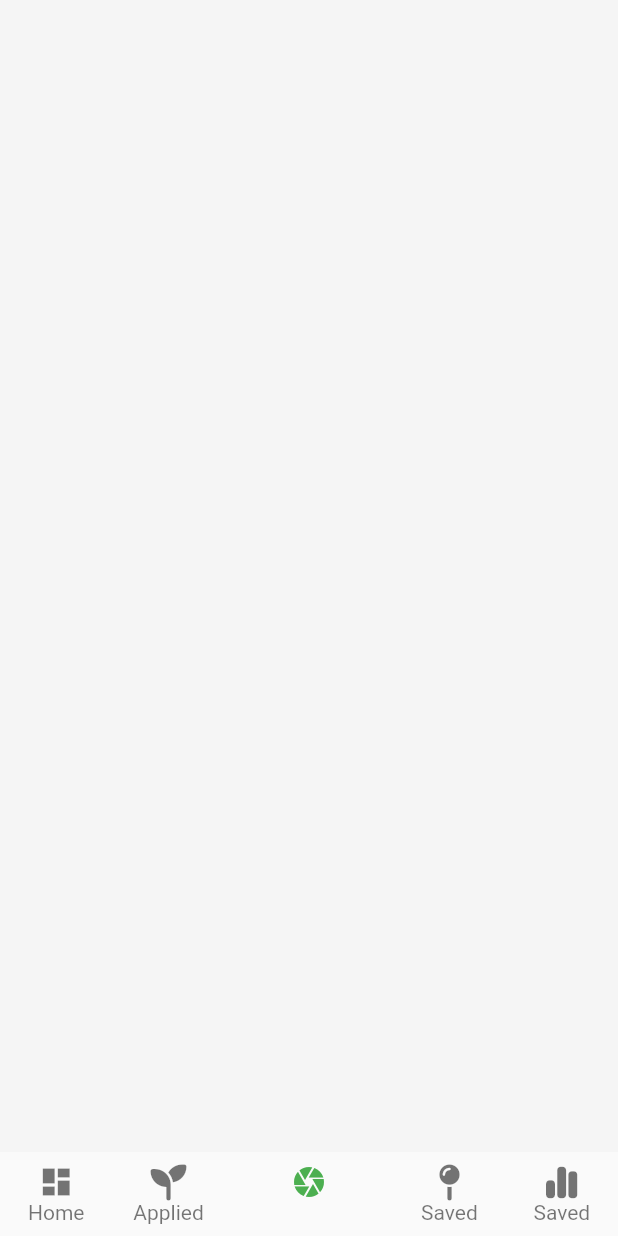
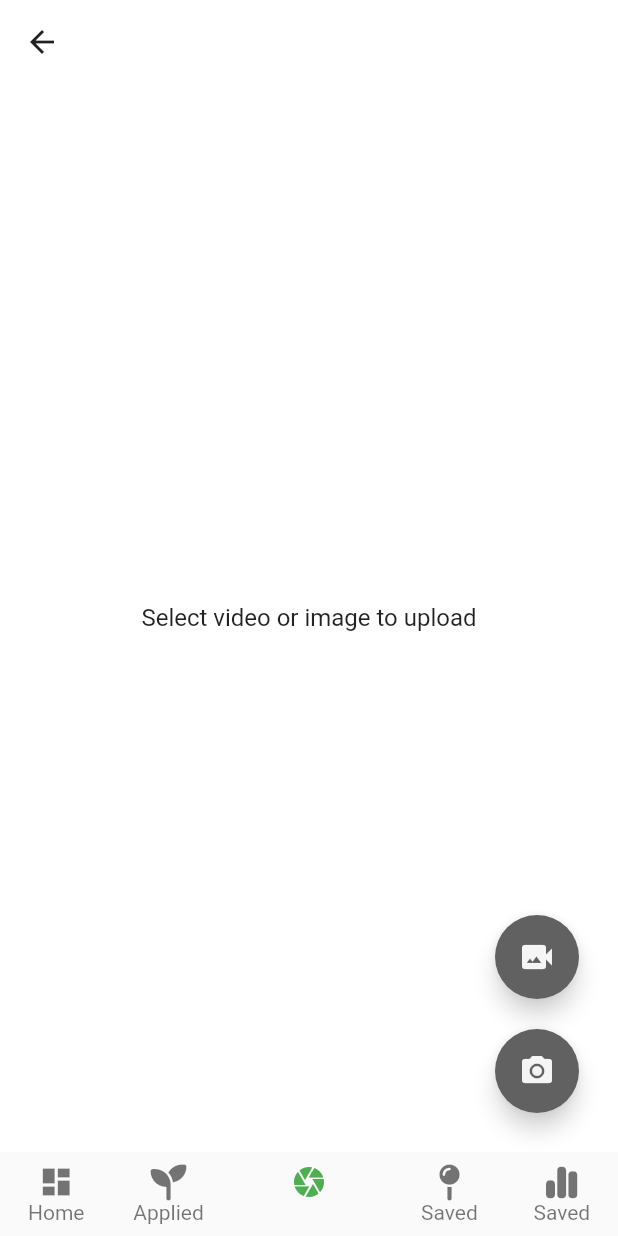
Before and after one commit to Sankwan/GreenGhana-Mobile-App, a Flutter app: the MainHomepage screen opened directly, item 3 of the bottom bar chosen, on a phone screen of 412 x 824 dp. Run offline on Flutter 3.47's test engine with Material 2 defaults, Android fonts, the phone set to English and light mode, and no system bars; our stand-ins replace bot_toast, cached_network_image, carousel_slider, cloud_firestore, dio, dropdown_search and 13 more; accounts and stored records are empty; network calls fail.

Commit message:
Add post page UI

```diff
--- a/lib/initialize.dart
+++ b/lib/initialize.dart
@@ -1,5 +1,6 @@
 import 'package:bot_toast/bot_toast.dart';
 import 'package:flutter/material.dart';
+import 'package:instagram_aa/provider/add_post_provider.dart';
 import 'package:instagram_aa/provider/homepageprovider.dart';
 import 'package:instagram_aa/provider/themeprovider.dart';
 import 'package:instagram_aa/provider/userprovider.dart';
@@ -26,6 +27,8 @@ class Initialize extends StatelessWidget {
                   create: (context) => UserProvider()),
               ChangeNotifierProvider<VideoProvider>(
                   create: (context) => VideoProvider()),
+              ChangeNotifierProvider<AddPostProvider>(
+                  create: (context) => AddPostProvider()),
             ],
             child: MaterialApp(
               builder: BotToastInit(),
--- /dev/null
+++ b/lib/provider/add_post_provider.dart
@@ -0,0 +1,22 @@
+import 'dart:io';
+
+import 'package:flutter/cupertino.dart';
+import 'package:image_picker/image_picker.dart';
+
+class AddPostProvider with ChangeNotifier {
+  File? _selectedPostImage;
+  File? _selectedPostVideo;
+
+  File? get selectedPostImage => _selectedPostImage;
+  File? get selectedPostVideo => _selectedPostVideo;
+
+  void setPostImage(XFile file) {
+    _selectedPostImage = File(file.path);
+    notifyListeners();
+  }
+
+  void setPostVideo(XFile file) {
+    _selectedPostVideo = File(file.path);
+    notifyListeners();
+  }
+}
--- a/lib/utils/tablist.dart
+++ b/lib/utils/tablist.dart
@@ -1,4 +1,5 @@
 import 'package:flutter/material.dart';
+import 'package:instagram_aa/views/screens/add_post_page.dart';
 import 'package:instagram_aa/views/screens/graph.dart';
 import 'package:instagram_aa/views/screens/homepage.dart';
 import 'package:instagram_aa/views/screens/map_page.dart';
@@ -7,7 +8,7 @@ import 'package:instagram_aa/views/screens/request_seedling.dart';
 const List<Widget> fragmentList = [
   HomePage(),
   RequestSeedling(),
-  MapPage(),
+  AddPostPage(),
   MapPage(),
   Graph(),
 ];
--- /dev/null
+++ b/lib/views/screens/add_post_page.dart
@@ -0,0 +1,137 @@
+// ignore_for_file: use_build_context_synchronously
+
+import 'dart:io';
+
+import 'package:flutter/material.dart';
+import 'package:flutter/services.dart';
+import 'package:flutter/src/widgets/container.dart';
+import 'package:flutter/src/widgets/framework.dart';
+import 'package:image_picker/image_picker.dart';
+import 'package:instagram_aa/provider/add_post_provider.dart';
+import 'package:instagram_aa/utils/showsnackbar.dart';
+import 'package:instagram_aa/views/widgets/custom_widgets.dart';
+import 'package:instagram_aa/views/widgets/customtextformfield.dart';
+import 'package:instagram_aa/views/widgets/insta_video_player.dart';
+import 'package:provider/provider.dart';
+
+class AddPostPage extends StatefulWidget {
+  const AddPostPage({super.key});
+
+  @override
+  State<AddPostPage> createState() => _AddPostPageState();
+}
+
+class _AddPostPageState extends State<AddPostPage> {
+  // File? image;
+  // File? video;
+  final ImagePicker _picker = ImagePicker();
+
+//to open camera for images
+
+  @override
+  Widget build(BuildContext context) {
+    final p = context.watch<AddPostProvider>();
+    return Scaffold(
+      backgroundColor: Theme.of(context).backgroundColor,
+      appBar: AppBar(),
+      floatingActionButton: Wrap(
+        //will break to another line on overflow
+        direction: Axis.vertical, //use vertical to show  on vertical axis
+        children: <Widget>[
+          Container(
+              margin: const EdgeInsets.all(10),
+              child: FloatingActionButton(
+                onPressed: () {
+                  pickVideo();
+                },
+                child: const Icon(Icons.video_camera_back),
+              )),
+          Container(
+              margin: const EdgeInsets.all(10),
+              child: FloatingActionButton(
+                onPressed: () {
+                  pickImage();
+                },
+                child: const Icon(Icons.camera_alt),
+              )),
+        ],
+      ),
+      body: p.selectedPostImage == null && p.selectedPostVideo == null
+          ? const Center(
+              child: Text(
+                "Select video or image to upload",
+                style: TextStyle(fontSize: 16, fontWeight: FontWeight.normal),
+              ),
+            )
+          : ListView(
+              padding: const EdgeInsets.symmetric(horizontal: 16, vertical: 16),
+              children: [
+                p.selectedPostImage != null
+                    ? Container(
+                        height: 200,
+                        width: double.infinity,
+                        decoration: BoxDecoration(
+                            border: Border.all(
+                                width: .5, color: Colors.blueGrey.shade200),
+                            color: Colors.grey.shade100,
+                            borderRadius: BorderRadius.circular(8)),
+                        child: Image.file(
+                          p.selectedPostImage!,
+                          fit: BoxFit.contain,
+                        ),
+                      )
+                    : Container(
+                        height: 200,
+                        width: double.infinity,
+                        decoration: BoxDecoration(
+                            boxShadow: const [
+                              BoxShadow(
+                                color: Colors.grey,
+                                offset: Offset(0, 1),
+                                blurRadius: 5.0,
+                              ),
+                            ],
+                            color: Colors.grey.shade300,
+                            borderRadius: BorderRadius.circular(8)),
+                        // child: Image.asset(
+                        //   "assets/images/profilepic1.jpg",
+                        //   fit: BoxFit.contain,
+                        // ),
+                        child: InstaVideoPlayer(videoUrl: ""),
+                      ),
+                const SizedBox(height: 16),
+                CustomTextFormField(
+                  hinttext: 'Add Caption',
+                  label: "Add Caption",
+                ),
+                const SizedBox(height: 16),
+                CustomTextFormField(
+                  hinttext: 'Location',
+                  label: "Location",
+                ),
+              ],
+            ),
+    );
+  }
+
+  Future pickImage() async {
+    final pf = await _picker.pickImage(source: ImageSource.camera);
+    final pp = context.read<AddPostProvider>();
+    if (pf != null) {
+      pp.setPostImage(pf);
+    } else {
+      showSnackBar(context, 'No Image Captured');
+    }
+  }
+
+//to open camera for videos
+  Future pickVideo() async {
+    final pv = await _picker.pickVideo(source: ImageSource.gallery);
+    final pp = context.read<AddPostProvider>();
+    if (pv != null) {
+      pp.setPostVideo(pv);
+    } else {
+      showSnackBar(context, 'No video selected');
+    }
+  }
+}
--- /dev/null
+++ b/lib/views/screens/caption_post_page.dart
@@ -0,0 +1,75 @@
+import 'dart:io';
+import 'package:flutter/material.dart';
+import 'package:flutter/services.dart';
+import 'package:image_picker/image_picker.dart';
+import 'package:instagram_aa/views/widgets/custom_widgets.dart';
+import 'package:instagram_aa/views/widgets/insta_video_player.dart';
+
+//should reflect a preview of the video or picture after it has been taken
+
+class CaptionPostPage extends StatefulWidget {
+  const CaptionPostPage({super.key});
+
+  @override
+  State<CaptionPostPage> createState() => _CaptionPostPageState();
+}
+
+class _CaptionPostPageState extends State<CaptionPostPage> {
+  File? image;
+  File? video;
+
+//to open camera for images
+  Future pickImage() async {
+    try {
+      final image = await ImagePicker().pickImage(source: ImageSource.camera);
+      if (image == null) return;
+
+      final imageSelected = File(image.path);
+      setState(() => this.image = imageSelected);
+    } on PlatformException catch (e) {
+      // print('Failed to pick image: $e');
+      snackBar(context, 'Failed to pick image: $e');
+    }
+  }
+
+//to open camera for videos
+  Future pickVideo() async {
+    try {
+      final video = await ImagePicker().pickVideo(source: ImageSource.camera);
+      if (video == null) return;
+
+      final videoSelected = File(video.path);
+      setState(() => this.video = videoSelected);
+    } on PlatformException catch (e) {
+      // print('Failed to pick video: $e');
+      snackBar(context, 'Failed to pick video: $e');
+    }
+  }
+
+  @override
+  Widget build(BuildContext context) {
+    return Container(
+      child: ListView(
+        children: [
+          Container(
+            width: 300,
+            height: 300,
+            child: image != null
+                ? Image.file(
+                    image!,
+                    fit: BoxFit.cover,
+                  )
+                : const FlutterLogo(size: 300),
+          ),
+          Container(
+            width: 300,
+            height: 300,
+            child: video != null
+                ? InstaVideoPlayer(videoUrl: '')
+                : const FlutterLogo(size: 300),
+          ),
+        ],
+      ),
+    );
+  }
+}
--- a/lib/views/screens/homepage.dart
+++ b/lib/views/screens/homepage.dart
@@ -1,8 +1,11 @@
 import 'package:cached_network_image/cached_network_image.dart';
 import 'package:flutter/material.dart';
+import 'package:instagram_aa/animation/slideanimate.dart';
 import 'package:instagram_aa/animation/video_controller.dart';
 import 'package:instagram_aa/models/video.dart';
 import 'package:instagram_aa/provider/videoprovider.dart';
+import 'package:instagram_aa/utils/pagesnavigator.dart';
+import 'package:instagram_aa/views/screens/feed_details_page.dart';
 import 'package:instagram_aa/views/widgets/app_name.dart';
 import 'package:instagram_aa/views/widgets/feedcontainer.dart';
 import 'package:instagram_aa/views/widgets/widgetextensions.dart';
@@ -78,7 +81,7 @@ class _HomePageState extends State<HomePage> {
                     const SizedBox(height: 10),
                 itemBuilder: (context, index) {
                   final vs = snapshot.data!.toList()[index];
-                  return FeedContainer(vids: vs, onimagePress: () {});
+                  return FeedContainer(vids: vs, onimagePress: () => nextScreen(context, SlideAnimate(FeedDetailsPage(vid: vs))));
                 },
               ),
             );
--- a/lib/views/widgets/feedcontainer.dart
+++ b/lib/views/widgets/feedcontainer.dart
@@ -82,7 +82,6 @@ class FeedContainer extends StatelessWidget {
                     VideoIcon(videourl: "${vids.videoUrl}", iconSize: 60)
                   ]),
                 ),
-
                 //LIKE COMMENT AND BOOKMARK CODE SECTION++++++++++++++++++++++++++++++++++++++++++++++++++++
                 Row(
                   mainAxisSize: MainAxisSize.max,
--- a/pubspec.yaml
+++ b/pubspec.yaml
@@ -68,6 +68,8 @@ dependencies:
   flutter_spinkit: ^5.1.0
   bot_toast: ^4.0.3
   shimmer: ^2.0.0
+  better_player: ^0.0.83
+  image_picker_plus: ^0.5.5+2
 
 dev_dependencies:
   flutter_test:
```
Also changed, not shown: lib/utils/custom_theme.dart (added, +8 -0 lines), lib/views/screens/feed_details_page.dart (added, +102 -0 lines), lib/views/widgets/customtextformfield.dart (added, +44 -0 lines), pubspec.lock, 1 other file.
